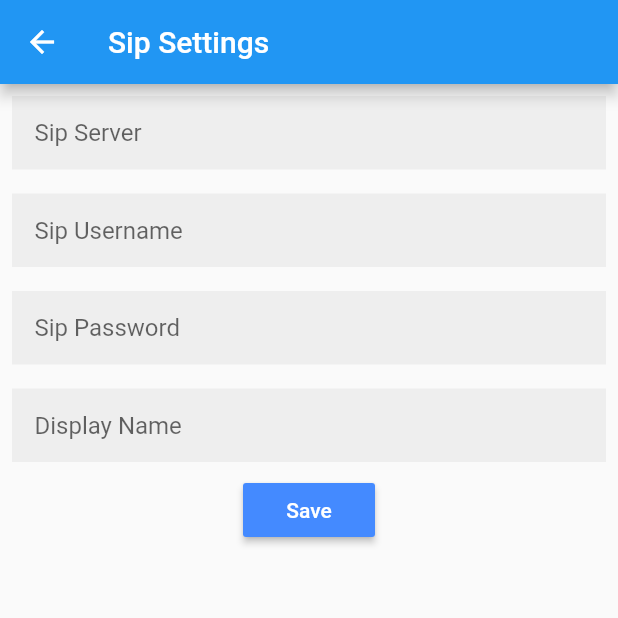
After one commit to maanasnetwork/flutter_janus, a Flutter app: the JanusSipCall screen opened directly, after a tap on the "settings" icon, on a phone screen of 412 x 824 dp, the top half of it. The commit adds this screen. Run offline on Flutter 3.47's test engine with Material 2 defaults, Android fonts, the phone set to English and light mode, and no system bars; our stand-ins replace logger, random_string, shared_preferences, validators; missing offline and left inert: dart:html, flutter_webrtc, sdp_transform; accounts and stored records are empty; network calls fail.

Commit message:
Added form for settings: janus and sip

```diff
--- a/example/lib/main.dart
+++ b/example/lib/main.dart
@@ -1,11 +1,10 @@
 import 'dart:core';
 
 import 'package:flutter/material.dart';
-// import 'package:shared_preferences/shared_preferences.dart';
 
 import 'src/api_test/api_test_menu.dart';
 import 'src/route_item.dart';
-import 'src/janus_demo/janus_demo_menu.dart';
+import 'src/janus/menu.dart';
 
 void main() => runApp(new MyApp());
 
--- a/example/lib/src/janus_demo/janus_demo_sip_call.dart
+++ b/example/lib/src/janus/sip_call.dart
@@ -2,6 +2,8 @@ import 'dart:convert';
 import 'package:flutter/material.dart';
 import 'package:flutter_webrtc/flutter_webrtc.dart';
 import 'package:flutterjanus/flutterjanus.dart';
+import '../widgets/sip_settings.dart';
+import '../utils/shared_preferences.dart';
 
 class JanusSipCall extends StatefulWidget {
   JanusSipCall({Key key}) : super(key: key);
@@ -63,49 +65,6 @@ class _JanusSipCallState extends State<JanusSipCall> {
     if (session != null) session.destroy();
   }
 
-  registerDialog() {
-    showDialog(
-        context: context,
-        builder: (BuildContext context) {
-          return Dialog(
-            shape: RoundedRectangleBorder(
-                borderRadius: BorderRadius.circular(20.0)), //this right here
-            child: Container(
-              height: 200,
-              child: Padding(
-                padding: const EdgeInsets.all(12.0),
-                child: Column(
-                  mainAxisAlignment: MainAxisAlignment.center,
-                  crossAxisAlignment: CrossAxisAlignment.start,
-                  children: [
-                    TextField(
-                      decoration: InputDecoration(
-                          border: InputBorder.none,
-                          hintText: 'Register as username ...'),
-                      controller: textController,
-                    ),
-                    SizedBox(
-                      width: 320.0,
-                      child: RaisedButton(
-                        onPressed: () {
-                          registerUsername(textController.text);
-                          Navigator.of(context).pop();
-                        },
-                        child: Text(
-                          "Register",
-                          style: TextStyle(color: Colors.white),
-                        ),
-                        color: Colors.green,
-                      ),
-                    )
-                  ],
-                ),
-              ),
-            ),
-          );
-        });
-  }
-
   showAlert(String title, String text) {
     showDialog(
       context: context,
@@ -141,7 +100,7 @@ class _JanusSipCallState extends State<JanusSipCall> {
             children: [
               Text("Wait for user to call you."),
               TextFormField(
-                decoration: InputDecoration(labelText: "or Call user"),
+                decoration: InputDecoration(labelText: "or Call user / number"),
                 controller: textController,
               ),
               RaisedButton(
@@ -192,10 +151,23 @@ class _JanusSipCallState extends State<JanusSipCall> {
     );
   }
 
-  registerUsername(username) {
+  registerSip() async {
     if (sipcall != null) {
+      String _settings = await JanusSharedPreferences.getSipSettings();
+      Map<String, dynamic> sipSettings = jsonDecode(_settings);
+      Janus.log(sipSettings);
+      final _body = {
+        "authuser": sipSettings['sip_username'],
+        "display_name": sipSettings['display_name'],
+        "request": "register",
+        "username": "sip:" +
+            sipSettings['sip_username'] +
+            "@" +
+            sipSettings['sip_server'],
+        "secret": sipSettings['sip_password']
+      };
       Callbacks callbacks = Callbacks();
-      callbacks.message = {"request": "register", "username": username};
+      callbacks.message = _body;
       sipcall.send(callbacks);
     }
   }
@@ -348,8 +320,23 @@ class _JanusSipCallState extends State<JanusSipCall> {
   Widget build(BuildContext context) {
     return new Scaffold(
       appBar: new AppBar(
-        title: new Text('Videocall Test'),
-        actions: <Widget>[],
+        title: new Text('Sipcall Test'),
+        actions: <Widget>[
+          Padding(
+              padding: EdgeInsets.only(right: 20.0),
+              child: GestureDetector(
+                onTap: () {
+                  Navigator.push(
+                      context,
+                      MaterialPageRoute(
+                          builder: (context) => new SipSettingsForm()));
+                },
+                child: Icon(
+                  Icons.settings,
+                  size: 26.0,
+                ),
+              )),
+        ],
       ),
       body: new OrientationBuilder(
         builder: (context, orientation) {
@@ -389,9 +376,8 @@ class _JanusSipCallState extends State<JanusSipCall> {
         },
       ),
       floatingActionButton: new FloatingActionButton(
-        onPressed: _registered
-            ? (_inCalling ? _hangUp : makeCallDialog)
-            : registerDialog,
+        onPressed:
+            _registered ? (_inCalling ? _hangUp : makeCallDialog) : registerSip,
         tooltip: _registered ? (_inCalling ? 'Hangup' : 'Call') : 'Register',
         child: new Icon(_registered
             ? (_inCalling ? Icons.call_end : Icons.phone)
--- a/example/lib/src/janus_demo/janus_demo_video_call.dart
+++ b/example/lib/src/janus/video_call.dart
@@ -66,10 +66,8 @@ class _JanusVideoCallState extends State<JanusVideoCall> {
     showDialog(
         context: context,
         builder: (BuildContext context) {
-          return Dialog(
-            shape: RoundedRectangleBorder(
-                borderRadius: BorderRadius.circular(20.0)), //this right here
-            child: Container(
+          return AlertDialog(
+            content: Container(
               height: 200,
               child: Padding(
                 padding: const EdgeInsets.all(12.0),
--- /dev/null
+++ b/example/lib/src/widgets/my_text_form_field.dart
@@ -0,0 +1,41 @@
+import 'package:flutter/material.dart';
+import 'package:validators/validators.dart' as validator;
+
+class MyTextFormField extends StatelessWidget {
+  final String hintText;
+  final Function validator;
+  final Function onSaved;
+  final String initialValue;
+  final bool isPassword;
+  final bool isEmail;
+
+  MyTextFormField({
+    this.hintText,
+    this.validator,
+    this.onSaved,
+    this.initialValue,
+    this.isPassword = false,
+    this.isEmail = false,
+  });
+
+  @override
+  Widget build(BuildContext context) {
+    return Padding(
+      padding: EdgeInsets.all(8.0),
+      child: TextFormField(
+        decoration: InputDecoration(
+          hintText: hintText,
+          contentPadding: EdgeInsets.all(15.0),
+          border: InputBorder.none,
+          filled: true,
+          fillColor: Colors.grey[200],
+        ),
+        initialValue: initialValue,
+        obscureText: isPassword ? true : false,
+        validator: validator,
+        onSaved: onSaved,
+        keyboardType: isEmail ? TextInputType.emailAddress : TextInputType.text,
+      ),
+    );
+  }
+}
--- /dev/null
+++ b/example/lib/src/widgets/sip_settings.dart
@@ -0,0 +1,111 @@
+import 'dart:convert';
+import 'package:flutter/material.dart';
+import 'my_text_form_field.dart';
+import '../utils/shared_preferences.dart';
+
+class SipSettingsForm extends StatefulWidget {
+  @override
+  _SipSettingsFormState createState() => _SipSettingsFormState();
+}
+
+class _SipSettingsFormState extends State<SipSettingsForm> {
+  final _formKey = GlobalKey<FormState>();
+  Map<String, dynamic> sipSettings = {};
+
+  @override
+  initState() {
+    super.initState();
+    // initSettings();
+  }
+
+  initSettings() async {
+    String _settings = await JanusSharedPreferences.getSipSettings();
+    sipSettings = jsonDecode(_settings);
+  }
+
+  @override
+  Widget build(BuildContext context) {
+    final halfMediaWidth = MediaQuery.of(context).size.width / 2.0;
+
+    return new Scaffold(
+        appBar: new AppBar(
+          title: new Text("Sip Settings"),
+        ),
+        body: Form(
+          key: _formKey,
+          child: Column(
+            children: <Widget>[
+              MyTextFormField(
+                hintText: 'Sip Server',
+                validator: (String value) {
+                  if (value.isEmpty) {
+                    return 'Enter Sip Server';
+                  }
+                  return null;
+                },
+                onSaved: (String value) {
+                  sipSettings['sip_server'] = value;
+                },
+                initialValue: sipSettings['sip_server'],
+              ),
+              MyTextFormField(
+                hintText: 'Sip Username',
+                validator: (String value) {
+                  if (value.isEmpty) {
+                    return 'Enter Sip Username';
+                  }
+                  return null;
+                },
+                onSaved: (String value) {
+                  sipSettings['sip_username'] = value;
+                },
+                initialValue: sipSettings['sip_username'],
+              ),
+              MyTextFormField(
+                hintText: 'Sip Password',
+                validator: (String value) {
+                  if (value.isEmpty) {
+                    return 'Enter Sip Password';
+                  }
+                  return null;
+                },
+                onSaved: (String value) {
+                  sipSettings['sip_password'] = value;
+                },
+                initialValue: sipSettings['sip_password'],
+              ),
+              MyTextFormField(
+                hintText: 'Display Name',
+                validator: (String value) {
+                  if (value.isEmpty) {
+                    return 'Enter Display Name';
+                  }
+                  return null;
+                },
+                onSaved: (String value) {
+                  sipSettings['display_name'] = value;
+                },
+                initialValue: sipSettings['display_name'],
+              ),
+              RaisedButton(
+                color: Colors.blueAccent,
+                onPressed: () async {
+                  if (_formKey.currentState.validate()) {
+                    _formKey.currentState.save();
+                    await JanusSharedPreferences.setSipSettings(
+                        jsonEncode(sipSettings));
+                    Navigator.of(context).pop();
+                  }
+                },
+                child: Text(
+                  'Save',
+                  style: TextStyle(
+                    color: Colors.white,
+                  ),
+                ),
+              )
+            ],
+          ),
+        ));
+  }
+}
--- a/pubspec.yaml
+++ b/pubspec.yaml
@@ -20,6 +20,10 @@ dependencies:
   random_string: ^2.0.1
   # The following install the logger package to the application
   logger: ^0.9.1
+  # The following install the shared_preferences package to the application
+  shared_preferences: ^0.4.2
+  # The following install the validator package to the application
+  validators: ^2.0.0+1
   # The following install the sdp_transform package to the application
   sdp_transform: ^0.2.0
 
```
Also changed, not shown: example/lib/src/janus/menu.dart (renamed from example/lib/src/janus_demo/janus_demo_menu.dart, +22 -4 lines), example/lib/src/utils/shared_preferences.dart (added, +43 -0 lines), example/lib/src/widgets/janus_settings.dart (added, +83 -0 lines), example/lib/src/janus/echo.dart (renamed from example/lib/src/janus_demo/janus_demo_echo.dart), example/lib/src/janus/video_room.dart (renamed from example/lib/src/janus_demo/janus_demo_video_room.dart), example/pubspec.lock, pubspec.lock, 1 other file.
